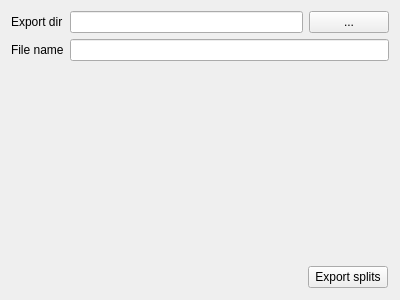
Qt form quickevent/app/plugins/qml/Event/src/services/emmaclientwidget.ui (Quick-Event/quickbox) before a commit.
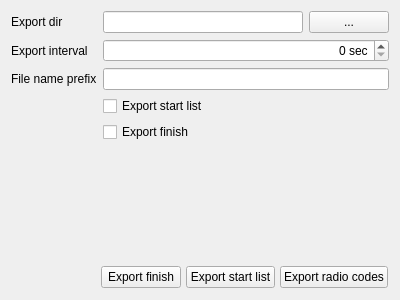
The same form after that commit.

Commit message: EmmaClient / type RaCom export service improved. Export start, finish & control codes. Support for normal and multi stage events. Start times are updated after readout from SI card.

Patch:
```diff
--- a/quickevent/app/plugins/qml/Event/src/services/emmaclientwidget.ui
+++ b/quickevent/app/plugins/qml/Event/src/services/emmaclientwidget.ui
@@ -37,16 +37,53 @@
        </item>
       </layout>
      </item>
-     <item row="1" column="0">
+     <item row="4" column="0">
       <widget class="QLabel" name="label_2">
        <property name="text">
-        <string>File name</string>
+        <string>File name prefix</string>
        </property>
       </widget>
      </item>
-     <item row="1" column="1">
+     <item row="4" column="1">
       <widget class="QLineEdit" name="edFileName"/>
      </item>
+     <item row="1" column="1">
+      <widget class="QSpinBox" name="edExportInterval">
+       <property name="alignment">
+        <set>Qt::AlignRight|Qt::AlignTrailing|Qt::AlignVCenter</set>
+       </property>
+       <property name="suffix">
+        <string> sec</string>
+       </property>
+       <property name="maximum">
+        <number>600</number>
+       </property>
+       <property name="singleStep">
+        <number>15</number>
+       </property>
+      </widget>
+     </item>
+     <item row="1" column="0">
+      <widget class="QLabel" name="label_3">
+       <property name="text">
+        <string>Export interval</string>
+       </property>
+      </widget>
+     </item>
+     <item row="5" column="1">
+      <widget class="QCheckBox" name="chExportStart">
+       <property name="text">
+        <string>Export start list</string>
+       </property>
+      </widget>
+     </item>
+     <item row="6" column="1">
+      <widget class="QCheckBox" name="chExportFinish">
+       <property name="text">
+        <string>Export finish</string>
+       </property>
+      </widget>
+     </item>
     </layout>
    </item>
    <item>
@@ -99,10 +136,24 @@
         </property>
        </spacer>
       </item>
+      <item>
+       <widget class="QPushButton" name="btExportFinish">
+        <property name="text">
+         <string>Export finish</string>
+        </property>
+       </widget>
+      </item>
+      <item>
+       <widget class="QPushButton" name="btExportStart">
+        <property name="text">
+         <string>Export start list</string>
+        </property>
+       </widget>
+      </item>
       <item>
        <widget class="QPushButton" name="btExportSplits">
         <property name="text">
-         <string>Export splits</string>
+         <string>Export radio codes</string>
         </property>
        </widget>
       </item>
```
Left out of the diff: 11 changed lines with no effect on the pictures. The commit also changes 4 other files.
